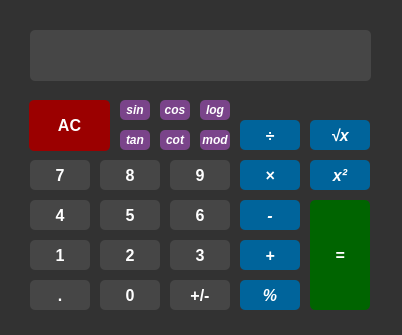
This is Calculator/calculator.ui in mahtabmahdavi/GUI-Qt as Qt 5 draws it before an edit. The edited form follows.
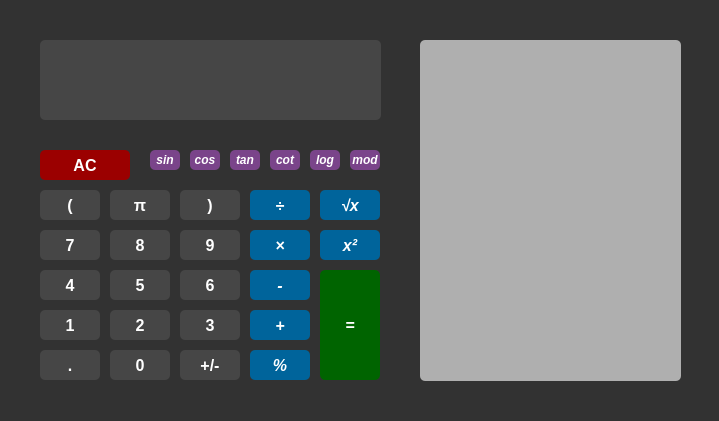
This is the edited form.

```diff
--- a/Calculator/calculator.ui
+++ b/Calculator/calculator.ui
@@ -6,8 +6,8 @@
    <rect>
     <x>0</x>
     <y>0</y>
-    <width>402</width>
-    <height>335</height>
+    <width>719</width>
+    <height>421</height>
    </rect>
   </property>
   <property name="sizePolicy">
@@ -31,10 +31,10 @@
    <widget class="QLineEdit" name="input_text">
     <property name="geometry">
      <rect>
-      <x>30</x>
-      <y>30</y>
+      <x>40</x>
+      <y>40</y>
       <width>341</width>
-      <height>51</height>
+      <height>80</height>
      </rect>
     </property>
     <property name="sizePolicy">
@@ -58,8 +58,8 @@
    <widget class="QPushButton" name="btn_7">
     <property name="geometry">
      <rect>
-      <x>30</x>
-      <y>160</y>
+      <x>40</x>
+      <y>230</y>
       <width>60</width>
       <height>30</height>
      </rect>
@@ -93,8 +93,8 @@
    <widget class="QPushButton" name="btn_8">
     <property name="geometry">
      <rect>
-      <x>100</x>
-      <y>160</y>
+      <x>110</x>
+      <y>230</y>
       <width>60</width>
       <height>30</height>
      </rect>
@@ -128,8 +128,8 @@
    <widget class="QPushButton" name="btn_9">
     <property name="geometry">
      <rect>
-      <x>170</x>
-      <y>160</y>
+      <x>180</x>
+      <y>230</y>
       <width>60</width>
       <height>30</height>
      </rect>
@@ -163,8 +163,8 @@
    <widget class="QPushButton" name="btn_4">
     <property name="geometry">
      <rect>
-      <x>30</x>
-      <y>200</y>
+      <x>40</x>
+      <y>270</y>
       <width>60</width>
       <height>30</height>
      </rect>
@@ -198,8 +198,8 @@
    <widget class="QPushButton" name="btn_1">
     <property name="geometry">
      <rect>
-      <x>30</x>
-      <y>240</y>
+      <x>40</x>
+      <y>310</y>
       <width>60</width>
       <height>30</height>
      </rect>
@@ -233,8 +233,8 @@
    <widget class="QPushButton" name="btn_dot">
     <property name="geometry">
      <rect>
-      <x>30</x>
-      <y>280</y>
+      <x>40</x>
+      <y>350</y>
       <width>60</width>
       <height>30</height>
      </rect>
@@ -268,8 +268,8 @@
    <widget class="QPushButton" name="btn_5">
     <property name="geometry">
      <rect>
-      <x>100</x>
-      <y>200</y>
+      <x>110</x>
+      <y>270</y>
       <width>60</width>
       <height>30</height>
      </rect>
@@ -303,8 +303,8 @@
    <widget class="QPushButton" name="btn_2">
     <property name="geometry">
      <rect>
-      <x>100</x>
-      <y>240</y>
+      <x>110</x>
+      <y>310</y>
       <width>60</width>
       <height>30</height>
      </rect>
@@ -338,8 +338,8 @@
    <widget class="QPushButton" name="btn_6">
     <property name="geometry">
      <rect>
-      <x>170</x>
-      <y>200</y>
+      <x>180</x>
+      <y>270</y>
       <width>60</width>
       <height>30</height>
      </rect>
@@ -373,8 +373,8 @@
    <widget class="QPushButton" name="btn_0">
     <property name="geometry">
      <rect>
-      <x>100</x>
-      <y>280</y>
+      <x>110</x>
+      <y>350</y>
       <width>60</width>
       <height>30</height>
      </rect>
@@ -408,8 +408,8 @@
    <widget class="QPushButton" name="btn_3">
     <property name="geometry">
      <rect>
-      <x>170</x>
-      <y>240</y>
+      <x>180</x>
+      <y>310</y>
       <width>60</width>
       <height>30</height>
      </rect>
@@ -443,8 +443,8 @@
    <widget class="QPushButton" name="btn_equal">
     <property name="geometry">
      <rect>
-      <x>310</x>
-      <y>200</y>
+      <x>320</x>
+      <y>270</y>
       <width>60</width>
       <height>110</height>
      </rect>
@@ -478,10 +478,10 @@
    <widget class="QPushButton" name="btn_ac">
     <property name="geometry">
      <rect>
-      <x>29</x>
-      <y>100</y>
-      <width>81</width>
-      <height>51</height>
+      <x>40</x>
+      <y>150</y>
+      <width>90</width>
+      <height>30</height>
      </rect>
     </property>
     <property name="sizePolicy">
@@ -513,8 +513,8 @@
    <widget class="QPushButton" name="btn_sum">
     <property name="geometry">
      <rect>
-      <x>240</x>
-      <y>240</y>
+      <x>250</x>
+      <y>310</y>
       <width>60</width>
       <height>30</height>
      </rect>
@@ -548,8 +548,8 @@
    <widget class="QPushButton" name="btn_subtract">
     <property name="geometry">
      <rect>
-      <x>240</x>
-      <y>200</y>
+      <x>250</x>
+      <y>270</y>
       <width>60</width>
       <height>30</height>
      </rect>
@@ -583,8 +583,8 @@
    <widget class="QPushButton" name="btn_multiply">
     <property name="geometry">
      <rect>
-      <x>240</x>
-      <y>160</y>
+      <x>250</x>
+      <y>230</y>
       <width>60</width>
       <height>30</height>
      </rect>
@@ -618,8 +618,8 @@
    <widget class="QPushButton" name="btn_divide">
     <property name="geometry">
      <rect>
-      <x>240</x>
-      <y>120</y>
+      <x>250</x>
+      <y>190</y>
       <width>60</width>
       <height>30</height>
      </rect>
@@ -653,8 +653,8 @@
    <widget class="QPushButton" name="btn_square_root">
     <property name="geometry">
      <rect>
-      <x>310</x>
-      <y>120</y>
+      <x>320</x>
+      <y>190</y>
       <width>60</width>
       <height>30</height>
      </rect>
@@ -688,8 +688,8 @@
    <widget class="QPushButton" name="btn_power">
     <property name="geometry">
      <rect>
-      <x>310</x>
-      <y>160</y>
+      <x>320</x>
+      <y>230</y>
       <width>60</width>
       <height>30</height>
      </rect>
@@ -723,8 +723,8 @@
    <widget class="QPushButton" name="btn_negative">
     <property name="geometry">
      <rect>
-      <x>170</x>
-      <y>280</y>
+      <x>180</x>
+      <y>350</y>
       <width>60</width>
       <height>30</height>
      </rect>
@@ -758,8 +758,8 @@
    <widget class="QPushButton" name="btn_percent">
     <property name="geometry">
      <rect>
-      <x>240</x>
-      <y>280</y>
+      <x>250</x>
+      <y>350</y>
       <width>60</width>
       <height>30</height>
      </rect>
@@ -793,8 +793,8 @@
    <widget class="QPushButton" name="btn_tan">
     <property name="geometry">
      <rect>
-      <x>120</x>
-      <y>130</y>
+      <x>230</x>
+      <y>150</y>
       <width>30</width>
       <height>20</height>
      </rect>
@@ -828,8 +828,8 @@
    <widget class="QPushButton" name="btn_cot">
     <property name="geometry">
      <rect>
-      <x>160</x>
-      <y>130</y>
+      <x>270</x>
+      <y>150</y>
       <width>30</width>
       <height>20</height>
      </rect>
@@ -863,8 +863,8 @@
    <widget class="QPushButton" name="btn_mod">
     <property name="geometry">
      <rect>
-      <x>200</x>
-      <y>130</y>
+      <x>350</x>
+      <y>150</y>
       <width>30</width>
       <height>20</height>
      </rect>
@@ -898,8 +898,8 @@
    <widget class="QPushButton" name="btn_log">
     <property name="geometry">
      <rect>
-      <x>200</x>
-      <y>100</y>
+      <x>310</x>
+      <y>150</y>
       <width>30</width>
       <height>20</height>
      </rect>
@@ -933,8 +933,8 @@
    <widget class="QPushButton" name="btn_cos">
     <property name="geometry">
      <rect>
-      <x>160</x>
-      <y>100</y>
+      <x>190</x>
+      <y>150</y>
       <width>30</width>
       <height>20</height>
      </rect>
@@ -968,8 +968,8 @@
    <widget class="QPushButton" name="btn_sin">
     <property name="geometry">
      <rect>
-      <x>120</x>
-      <y>100</y>
+      <x>150</x>
+      <y>150</y>
       <width>30</width>
       <height>20</height>
      </rect>
@@ -1000,6 +1000,130 @@
      <bool>false</bool>
     </property>
    </widget>
+   <widget class="QPushButton" name="btn_open">
+    <property name="geometry">
+     <rect>
+      <x>40</x>
+      <y>190</y>
+      <width>60</width>
+      <height>30</height>
+     </rect>
+    </property>
+    <property name="sizePolicy">
+     <sizepolicy hsizetype="Expanding" vsizetype="Expanding">
+      <horstretch>0</horstretch>
+      <verstretch>0</verstretch>
+     </sizepolicy>
+    </property>
+    <property name="font">
+     <font>
+      <pointsize>12</pointsize>
+      <italic>false</italic>
+      <bold>true</bold>
+     </font>
+    </property>
+    <property name="styleSheet">
+     <string notr="true">background-color: rgb(70, 70, 70);
+color: rgb(255, 255, 255);
+font: 700 12pt &quot;Segoe UI&quot;;
+border-radius: 5px;</string>
+    </property>
+    <property name="text">
+     <string>(</string>
+    </property>
+    <property name="flat">
+     <bool>false</bool>
+    </property>
+   </widget>
+   <widget class="QPushButton" name="btn_closed">
+    <property name="geometry">
+     <rect>
+      <x>180</x>
+      <y>190</y>
+      <width>60</width>
+      <height>30</height>
+     </rect>
+    </property>
+    <property name="sizePolicy">
+     <sizepolicy hsizetype="Expanding" vsizetype="Expanding">
+      <horstretch>0</horstretch>
+      <verstretch>0</verstretch>
+     </sizepolicy>
+    </property>
+    <property name="font">
+     <font>
+      <pointsize>12</pointsize>
+      <italic>false</italic>
+      <bold>true</bold>
+     </font>
+    </property>
+    <property name="styleSheet">
+     <string notr="true">background-color: rgb(70, 70, 70);
+color: rgb(255, 255, 255);
+font: 700 12pt &quot;Segoe UI&quot;;
+border-radius: 5px;</string>
+    </property>
+    <property name="text">
+     <string>)</string>
+    </property>
+    <property name="flat">
+     <bool>false</bool>
+    </property>
+   </widget>
+   <widget class="QPushButton" name="btn_pi">
+    <property name="geometry">
+     <rect>
+      <x>110</x>
+      <y>190</y>
+      <width>60</width>
+      <height>30</height>
+     </rect>
+    </property>
+    <property name="sizePolicy">
+     <sizepolicy hsizetype="Expanding" vsizetype="Expanding">
+      <horstretch>0</horstretch>
+      <verstretch>0</verstretch>
+     </sizepolicy>
+    </property>
+    <property name="font">
+     <font>
+      <pointsize>12</pointsize>
+      <italic>false</italic>
+      <bold>true</bold>
+     </font>
+    </property>
+    <property name="styleSheet">
+     <string notr="true">background-color: rgb(70, 70, 70);
+color: rgb(255, 255, 255);
+font: 700 12pt &quot;Segoe UI&quot;;
+border-radius: 5px;</string>
+    </property>
+    <property name="text">
+     <string>π</string>
+    </property>
+    <property name="flat">
+     <bool>false</bool>
+    </property>
+   </widget>
+   <widget class="QLabel" name="output_text">
+    <property name="geometry">
+     <rect>
+      <x>420</x>
+      <y>40</y>
+      <width>261</width>
+      <height>341</height>
+     </rect>
+    </property>
+    <property name="styleSheet">
+     <string notr="true">background-color: rgb(175, 175, 175);
+color: rgb(0, 0, 0);
+font: 700 9pt &quot;Segoe UI&quot;;
+border-radius: 5px;</string>
+    </property>
+    <property name="text">
+     <string/>
+    </property>
+   </widget>
   </widget>
  </widget>
  <resources/>
```
